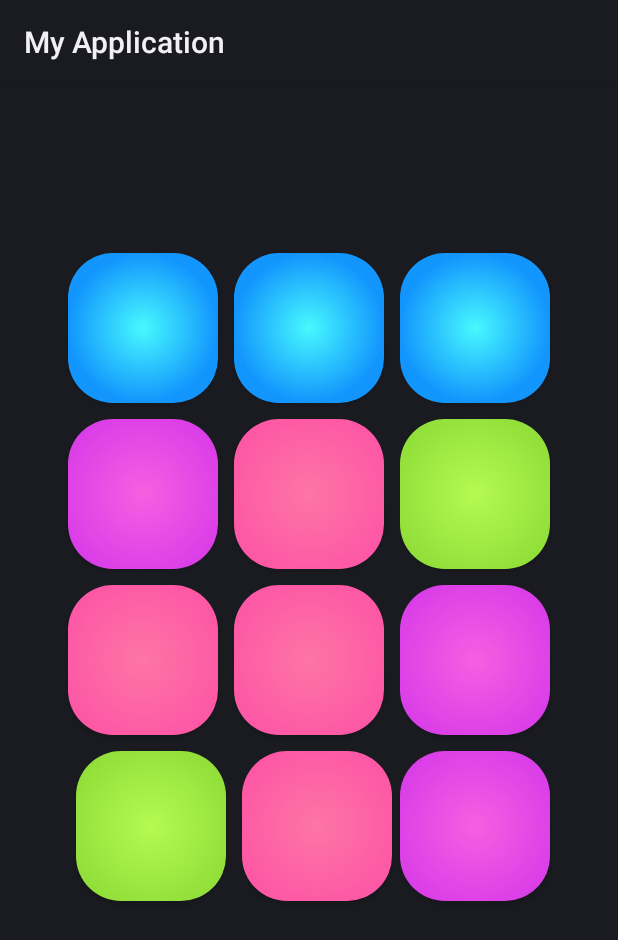
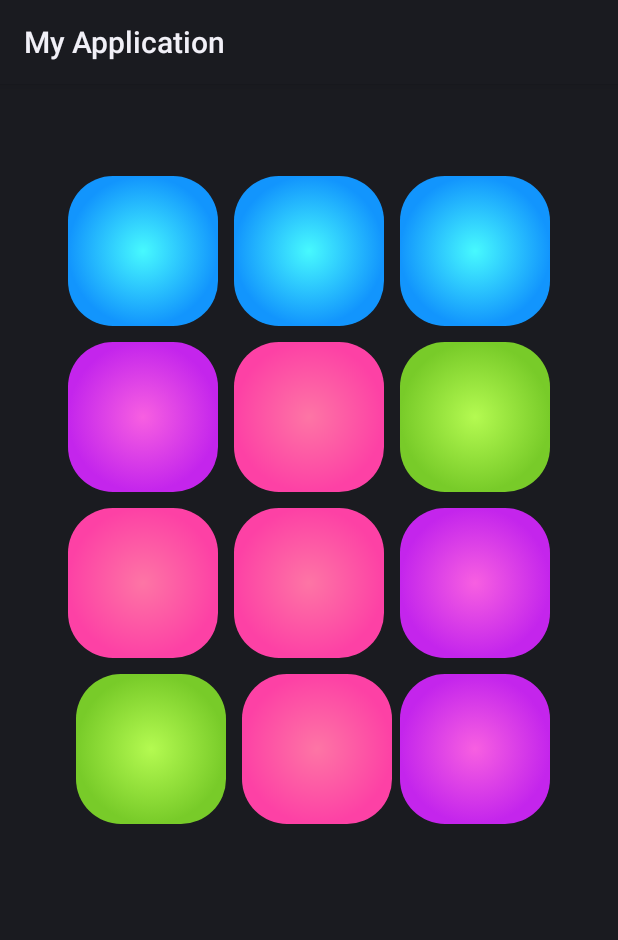
Before and after one commit to X-TermiNation/Proyek_MDP, an Android app: the layout activity_main.xml on its own in the app's theme, with its tools: preview values and no code run, on a phone screen of 412 x 824 dp. Shown: the top 940 px of the screen. Run offline under Robolectric (Android 15) with nearby library versions, the phone set to English and light mode, and no system bars.

Commit message:
fix tampilan

```diff
--- a/app/src/main/res/drawable-v24/green_button.xml
+++ b/app/src/main/res/drawable-v24/green_button.xml
@@ -6,7 +6,7 @@
                   android:endColor="@color/greenend"
                   android:type="radial"
                   android:angle="120"
-            android:gradientRadius="100dp"/>
+            android:gradientRadius="50dp"/>
         <corners android:radius="30dp"/>
     </shape>
 </item>
--- a/app/src/main/res/drawable-v24/orange_button.xml
+++ b/app/src/main/res/drawable-v24/orange_button.xml
@@ -6,7 +6,7 @@
                   android:endColor="@color/orangeend"
                   android:type="radial"
                   android:angle="120"
-            android:gradientRadius="100dp"/>
+            android:gradientRadius="50dp"/>
         <corners android:radius="30dp"/>
     </shape>
 </item>
@@ -16,7 +16,7 @@
                 android:endColor="@color/orangeend"
                 android:type="radial"
                 android:angle="90"
-                android:gradientRadius="200dp"/>
+                android:gradientRadius="100dp"/>
             <corners android:radius="30dp"/>
         </shape>
     </item>
--- a/app/src/main/res/drawable-v24/pink_button.xml
+++ b/app/src/main/res/drawable-v24/pink_button.xml
@@ -6,7 +6,7 @@
                   android:endColor="@color/pinkend"
                   android:type="radial"
                   android:angle="120"
-            android:gradientRadius="100dp"/>
+            android:gradientRadius="50dp"/>
         <corners android:radius="30dp"/>
     </shape>
 </item>
@@ -16,7 +16,7 @@
                 android:endColor="@color/pinkend"
                 android:type="radial"
                 android:angle="90"
-                android:gradientRadius="200dp"/>
+                android:gradientRadius="100dp"/>
             <corners android:radius="30dp"/>
         </shape>
     </item>
--- a/app/src/main/res/drawable-v24/purple_button.xml
+++ b/app/src/main/res/drawable-v24/purple_button.xml
@@ -6,7 +6,7 @@
                   android:endColor="@color/purpleend"
                   android:type="radial"
                   android:angle="120"
-            android:gradientRadius="100dp"/>
+            android:gradientRadius="50dp"/>
         <corners android:radius="30dp"/>
     </shape>
 </item>
@@ -16,7 +16,7 @@
                 android:endColor="@color/purpleend"
                 android:type="radial"
                 android:angle="90"
-                android:gradientRadius="200dp"/>
+                android:gradientRadius="100dp"/>
             <corners android:radius="30dp"/>
         </shape>
     </item>
--- a/app/src/main/res/drawable/blue_button.xml
+++ b/app/src/main/res/drawable/blue_button.xml
@@ -16,7 +16,7 @@
                 android:endColor="@color/blueend"
                 android:type="radial"
                 android:angle="90"
-                android:gradientRadius="50dp"/>
+                android:gradientRadius="100dp"/>
             <corners android:radius="30dp"/>
         </shape>
     </item>
--- a/app/src/main/res/layout/activity_main.xml
+++ b/app/src/main/res/layout/activity_main.xml
@@ -9,12 +9,7 @@
 
     <Space
         android:layout_width="match_parent"
-        android:layout_height="107dp" />
-
-    <TableLayout
-        android:layout_width="match_parent"
-        android:layout_height="wrap_content"
-        android:orientation="vertical">
+        android:layout_height="56dp" />
 
     <LinearLayout
         android:layout_width="match_parent"
@@ -22,15 +17,15 @@
         android:gravity="center"
         android:orientation="horizontal">
 
-            <Button
+        <androidx.appcompat.widget.AppCompatButton
+            android:background="@drawable/blue_button"
             android:id="@+id/btn00"
             android:layout_width="100dp"
             android:layout_height="100dp"
             android:layout_margin="5dp"
-                android:background="@drawable/blue_button"
             android:onClick="play00" />
 
-            <Button
+        <androidx.appcompat.widget.AppCompatButton
             android:id="@+id/btn01"
             android:layout_width="100dp"
             android:layout_height="100dp"
@@ -38,7 +33,7 @@
             android:background="@drawable/blue_button"
             android:onClick="play01" />
 
-            <Button
+        <androidx.appcompat.widget.AppCompatButton
             android:id="@+id/btn02"
             android:layout_width="100dp"
             android:layout_height="100dp"
@@ -53,7 +48,7 @@
         android:gravity="center"
         android:orientation="horizontal">
 
-            <Button
+        <androidx.appcompat.widget.AppCompatButton
             android:id="@+id/btn10"
             android:layout_width="100dp"
             android:layout_height="100dp"
@@ -61,7 +56,7 @@
             android:background="@drawable/purple_button"
             android:onClick="play10" />
 
-            <Button
+        <androidx.appcompat.widget.AppCompatButton
             android:id="@+id/btn11"
             android:layout_width="100dp"
             android:layout_height="100dp"
@@ -69,7 +64,7 @@
             android:background="@drawable/pink_button"
             android:onClick="play11" />
 
-            <Button
+        <androidx.appcompat.widget.AppCompatButton
             android:id="@+id/btn12"
             android:layout_width="100dp"
             android:layout_height="100dp"
@@ -86,7 +81,7 @@
 
         >
 
-            <Button
+        <androidx.appcompat.widget.AppCompatButton
             android:id="@+id/btn20"
             android:layout_width="100dp"
             android:layout_height="100dp"
@@ -94,7 +89,7 @@
             android:background="@drawable/pink_button"
             android:onClick="play20" />
 
-            <Button
+        <androidx.appcompat.widget.AppCompatButton
             android:id="@+id/btn21"
             android:layout_width="100dp"
             android:layout_height="100dp"
@@ -102,7 +97,7 @@
             android:background="@drawable/pink_button"
             android:onClick="play21" />
 
-            <Button
+        <androidx.appcompat.widget.AppCompatButton
             android:id="@+id/btn22"
             android:layout_width="100dp"
             android:layout_height="100dp"
@@ -117,7 +112,7 @@
         android:gravity="center"
         android:orientation="horizontal">
 
-            <Button
+        <androidx.appcompat.widget.AppCompatButton
             android:id="@+id/btn30"
             android:layout_width="100dp"
             android:layout_height="100dp"
@@ -125,7 +120,7 @@
             android:background="@drawable/green_button"
             android:onClick="play30" />
 
-            <Button
+        <androidx.appcompat.widget.AppCompatButton
             android:id="@+id/btn31"
             android:layout_width="100dp"
             android:layout_height="100dp"
@@ -133,7 +128,7 @@
             android:background="@drawable/pink_button"
             android:onClick="play31" />
 
-            <Button
+        <androidx.appcompat.widget.AppCompatButton
             android:id="@+id/btn32"
             android:layout_width="100dp"
             android:layout_height="100dp"
@@ -141,8 +136,4 @@
             android:onClick="play32" />
     </LinearLayout>
 
-
-    </TableLayout>
-
-
 </LinearLayout>
```
Also changed, not shown: app/src/main/java/com/example/myapplication/MainActivity.java (+11 -14 lines), 17 other files. Lines whose indentation alone changed are shown as unchanged.
